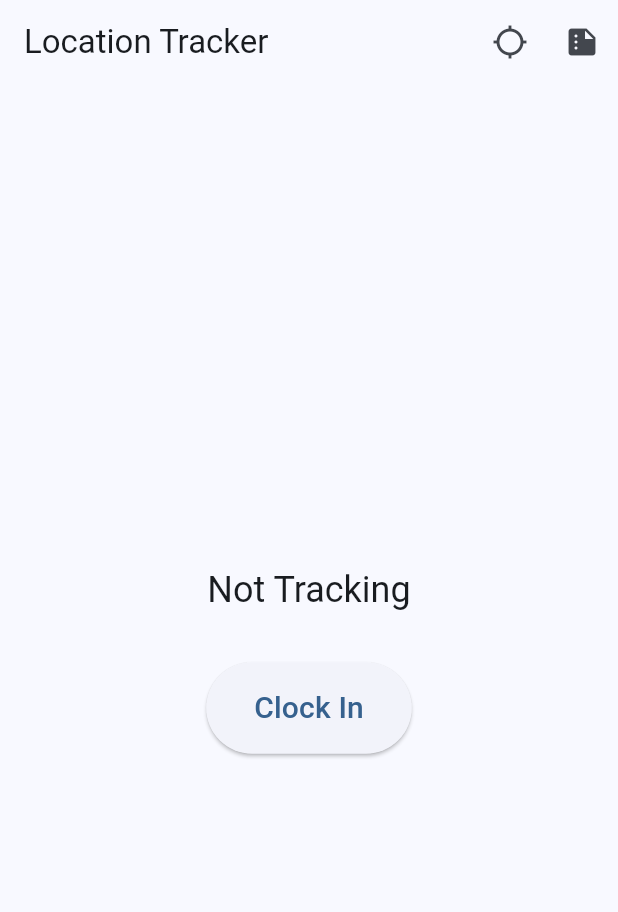
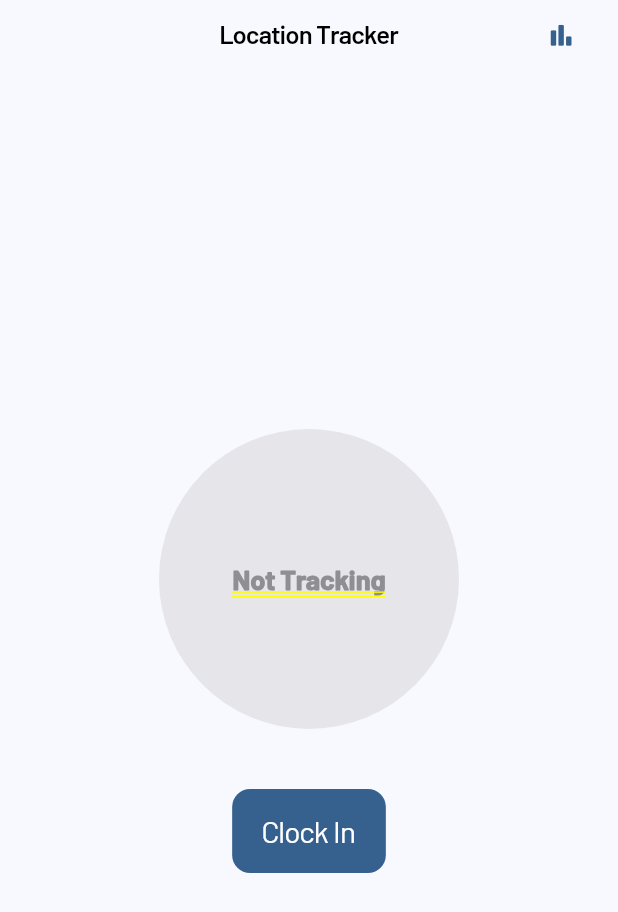
Before and after one commit to joestackss/zitlac_location_tracker, a Flutter app: the screen it shows after launch, on a phone screen of 412 x 824 dp. Shown: the top 912 px of the screen. Run offline on Flutter 3.47's test engine with Material 3 defaults, Android fonts, the phone set to English and light mode, and no system bars; our stand-ins replace geolocator, hive, hive_flutter; missing offline and left inert: background_location; accounts and stored records are empty.

Commit message:
add app improvement

```diff
--- a/lib/screens/main_screen.dart
+++ b/lib/screens/main_screen.dart
@@ -1,4 +1,5 @@
 import 'package:flutter/material.dart';
+import 'package:flutter/cupertino.dart';
 import 'package:provider/provider.dart';
 import 'package:geolocator/geolocator.dart';
 import '../providers/location_tracking_provider.dart';
@@ -34,7 +35,7 @@ class MainScreen extends StatelessWidget {
 
     if (permission == LocationPermission.deniedForever) {
       ScaffoldMessenger.of(context).showSnackBar(const SnackBar(
-        content: Text('Location permissions are permanently denied, we cannot request permissions.'),
+        content: Text('Location permissions are permanently denied.'),
       ));
       return false;
     }
@@ -73,37 +74,54 @@ class MainScreen extends StatelessWidget {
 
   @override
   Widget build(BuildContext context) {
-    return Scaffold(
-      appBar: AppBar(
-        title: const Text('Location Tracker'),
-        actions: [
-          IconButton(
-            icon: const Icon(Icons.location_searching),
-            onPressed: () => _getCurrentLocation(context),
+    return CupertinoPageScaffold(
+      navigationBar: CupertinoNavigationBar(
+        middle: const Text(
+          'Location Tracker',
+          style: TextStyle(fontFamily: 'Barlow'),
         ),
-          IconButton(
-            icon: const Icon(Icons.summarize),
+        trailing: CupertinoButton(
+          padding: EdgeInsets.zero,
+          child: const Icon(CupertinoIcons.chart_bar_alt_fill),
           onPressed: () {
             Navigator.push(
               context,
-                MaterialPageRoute(builder: (context) => const SummaryScreen()),
+              CupertinoPageRoute(builder: (context) => const SummaryScreen()),
             );
           },
         ),
-        ],
       ),
-      body: Center(
+      child: SafeArea(
         child: Consumer<LocationTrackingProvider>(
           builder: (context, provider, child) {
-            return Column(
+            return Center(
+              child: Column(
                 mainAxisAlignment: MainAxisAlignment.center,
                 children: [
-                Text(
-                  provider.isTracking ? 'Currently Tracking' : 'Not Tracking',
-                  style: Theme.of(context).textTheme.headlineSmall,
+                  Container(
+                    width: 200,
+                    height: 200,
+                    decoration: BoxDecoration(
+                      shape: BoxShape.circle,
+                      color: provider.isTracking
+                          ? CupertinoColors.activeGreen.withOpacity(0.1)
+                          : CupertinoColors.systemGrey5,
                     ),
-                const SizedBox(height: 32),
-                ElevatedButton(
+                    child: Center(
+                      child: Text(
+                        provider.isTracking ? 'Tracking Active' : 'Not Tracking',
+                        style: TextStyle(
+                          fontFamily: 'Barlow',
+                          fontSize: 18,
+                          color: provider.isTracking
+                              ? CupertinoColors.activeGreen
+                              : CupertinoColors.systemGrey,
+                        ),
+                      ),
+                    ),
+                  ),
+                  const SizedBox(height: 40),
+                  CupertinoButton.filled(
                     onPressed: () async {
                       try {
                         if (provider.isTracking) {
@@ -115,23 +133,31 @@ class MainScreen extends StatelessWidget {
                           }
                         }
                       } catch (e) {
-                      ScaffoldMessenger.of(context).showSnackBar(
-                        SnackBar(content: Text(e.toString())),
+                        showCupertinoDialog(
+                          context: context,
+                          builder: (context) => CupertinoAlertDialog(
+                            title: const Text('Error'),
+                            content: Text(e.toString()),
+                            actions: [
+                              CupertinoDialogAction(
+                                child: const Text('OK'),
+                                onPressed: () => Navigator.pop(context),
+                              ),
+                            ],
+                          ),
                         );
                       }
                     },
-                  style: ElevatedButton.styleFrom(
-                    padding: const EdgeInsets.symmetric(
-                      horizontal: 32,
-                      vertical: 16,
-                    ),
-                  ),
                     child: Text(
                       provider.isTracking ? 'Clock Out' : 'Clock In',
-                    style: const TextStyle(fontSize: 20),
+                      style: const TextStyle(
+                        fontFamily: 'Barlow',
+                        fontSize: 20,
+                      ),
                     ),
                   ),
                 ],
+              ),
             );
           },
         ),
```
Also changed, not shown: lib/screens/summary_screen.dart (+69 -14 lines), pubspec.yaml (+19 -0 lines), assets/icon/icon.png (added), assets/icon/icon.svg (added), fonts/Barlow-Bold.ttf (added), fonts/Barlow-Medium.ttf (added), fonts/Barlow-Regular.ttf (added), fonts/Barlow-SemiBold.ttf (added), pubspec.lock, 31 other files. Lines whose indentation alone changed are shown as unchanged.
